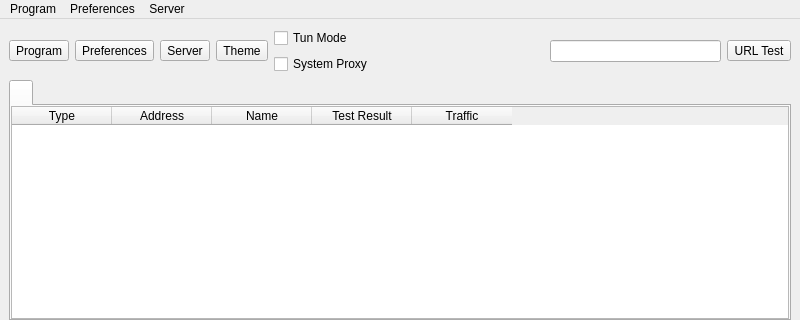
First picture: the form in ui/mainwindow.ui, repository alaaabd90/vload-windows, before the edit; both pictures show x 0 to 800 and y 0 to 320 of the 800 by 600 pixel window.
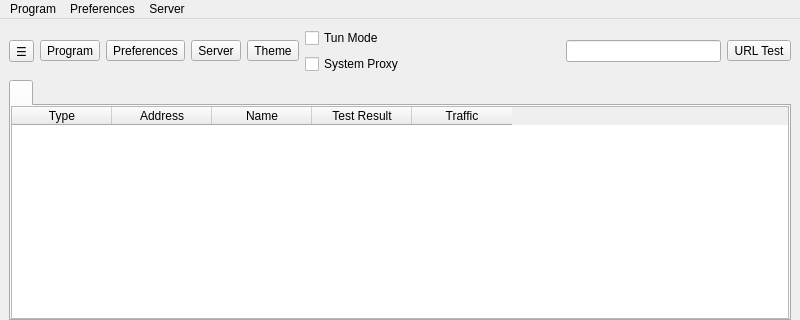
Second picture: the form after the edit. Icons and pictures are not drawn. Custom widgets are drawn as their Qt base class.

Commit message: feat: wire NavDrawer/ConnectFab/StatsBar into mainwindow (additive)

What changed in the file:
```diff
--- a/ui/mainwindow.ui
+++ b/ui/mainwindow.ui
@@ -23,6 +23,16 @@
    <layout class="QVBoxLayout" name="verticalLayout_3" stretch="0,0,0">
     <item>
      <layout class="QHBoxLayout" name="horizontalLayout_2">
+      <item>
+       <widget class="QToolButton" name="toolButton_drawer">
+        <property name="text">
+         <string>☰</string>
+        </property>
+        <property name="toolTip">
+         <string>Menu</string>
+        </property>
+       </widget>
+      </item>
       <item>
        <widget class="QToolButton" name="toolButton_program">
         <property name="text">
```
The commit also changes 2 other files.
